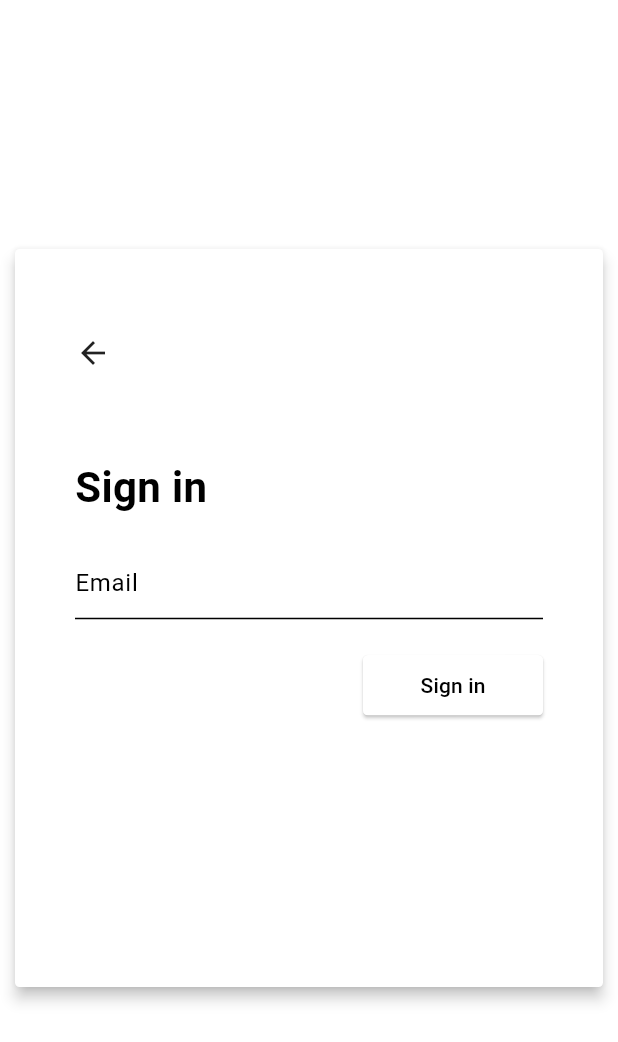
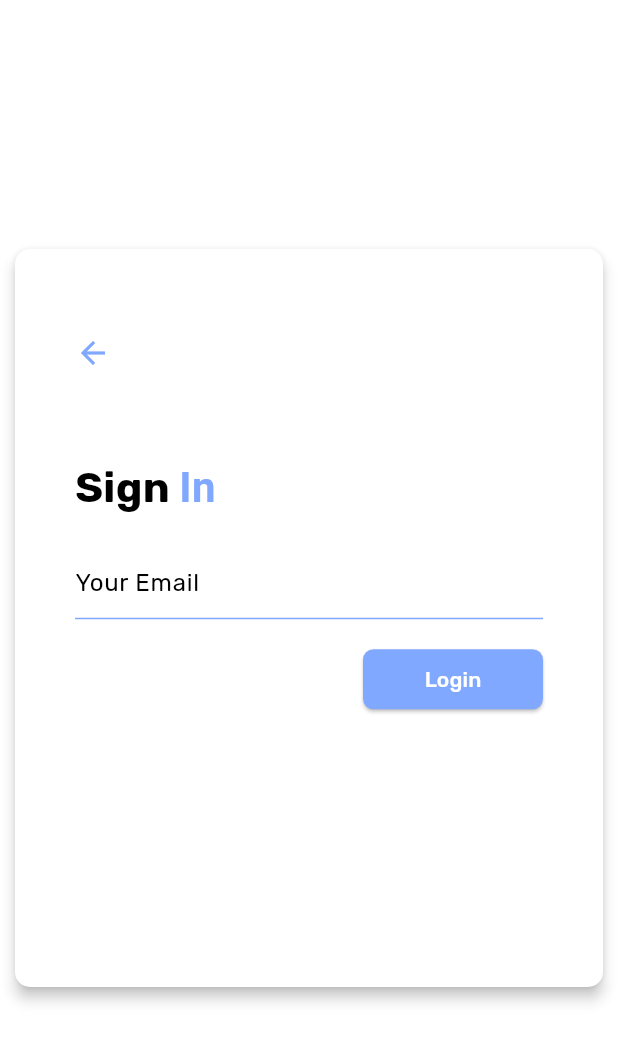
Before and after one commit to Khip01/comment_section, a Flutter app: the LoginPage screen opened by its route, on a phone screen of 412 x 824 dp. Shown: the top 1042 px of the screen. Run offline on Flutter 3.47's test engine with Material 3 defaults, Android fonts, the light colour scheme and no system bars; our stand-ins replace firebase_core, flutter_svg, go_router, google_fonts; accounts and stored records are empty.

Commit message:
feat: login page styling

```diff
--- a/lib/pages/login_page.dart
+++ b/lib/pages/login_page.dart
@@ -1,5 +1,6 @@
 import 'package:flutter/material.dart';
 import 'package:go_router/go_router.dart';
+import 'package:google_fonts/google_fonts.dart';
 
 class LoginPage extends StatefulWidget {
   const LoginPage({Key? key}) : super(key: key);
@@ -23,7 +24,7 @@ class _LoginPageState extends State<LoginPage> {
             child: Card(
               clipBehavior: Clip.antiAlias,
               shape: RoundedRectangleBorder(
-                  borderRadius: BorderRadius.circular(3)),
+                  borderRadius: BorderRadius.circular(10)),
               elevation: 4,
               surfaceTintColor: const Color.fromARGB(255, 255, 255, 255),
               child: Padding(
@@ -42,7 +43,10 @@ class _LoginPageState extends State<LoginPage> {
                             },
                             child: const MouseRegion(
                               cursor: SystemMouseCursors.click,
-                              child: Icon(Icons.arrow_back),
+                              child: Icon(
+                                Icons.arrow_back,
+                                color: Color.fromARGB(255, 129, 168, 255),
+                              ),
                             ),
                           ),
                         ),
@@ -55,16 +59,40 @@ class _LoginPageState extends State<LoginPage> {
                         child: Column(
                           crossAxisAlignment: CrossAxisAlignment.start,
                           children: [
-                            const Text(
-                              "Sign in",
-                              style: TextStyle(
-                                  fontWeight: FontWeight.bold, fontSize: 28),
+                            Text.rich(
+                              TextSpan(
+                                text: "Sign ",
+                                style: GoogleFonts.rubik(
+                                  textStyle: const TextStyle(
+                                      fontWeight: FontWeight.bold,
+                                      fontSize: 28),
+                                ),
+                                children: const [
+                                  TextSpan(
+                                    text: "In",
+                                    style: TextStyle(color: Color.fromARGB(255, 129, 168, 255)),
+                                  ),
+                                ]
+                              ),
                             ),
                             Padding(
                               padding: const EdgeInsets.symmetric(vertical: 20),
                               child: TextFormField(
+                                style: GoogleFonts.rubik(),
                                 decoration: const InputDecoration(
-                                  hintText: "Email",
+                                  hintText: "Your Email",
+                                  focusedBorder: UnderlineInputBorder(
+                                    borderSide: BorderSide(
+                                        color:
+                                            Color.fromARGB(255, 129, 168, 255),
+                                        width: 2),
+                                  ),
+                                  enabledBorder: UnderlineInputBorder(
+                                    borderSide: BorderSide(
+                                        color:
+                                            Color.fromARGB(255, 129, 168, 255),
+                                        width: 1),
+                                  ),
                                 ),
                               ),
                             ),
@@ -72,14 +100,23 @@ class _LoginPageState extends State<LoginPage> {
                               alignment: Alignment.centerRight,
                               child: SizedBox(
                                 width: 120,
+                                height: 40,
                                 child: ElevatedButton(
                                   onPressed: () {},
                                   style: ElevatedButton.styleFrom(
                                     shape: RoundedRectangleBorder(
-                                      borderRadius: BorderRadius.circular(3),
+                                      borderRadius: BorderRadius.circular(7),
                                     ),
+                                    surfaceTintColor: const Color.fromARGB(
+                                        255, 129, 168, 255),
+                                    foregroundColor: Colors.white,
+                                    backgroundColor: const Color.fromARGB(
+                                        255, 129, 168, 255),
                                   ),
-                                  child: const Text("Sign in"),
+                                  child: Text(
+                                    "Login",
+                                    style: GoogleFonts.rubik(),
+                                  ),
                                 ),
                               ),
                             ),
```
